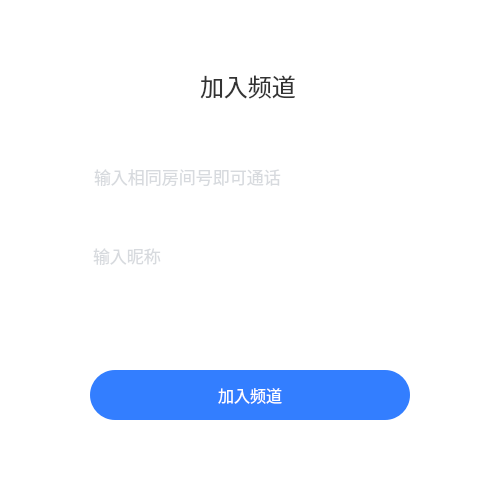
Qt form PC/nertcsample-multipersoncall-QT/view/NEJoinWidget.ui (netease-kit/NEGroupCall) before a commit.
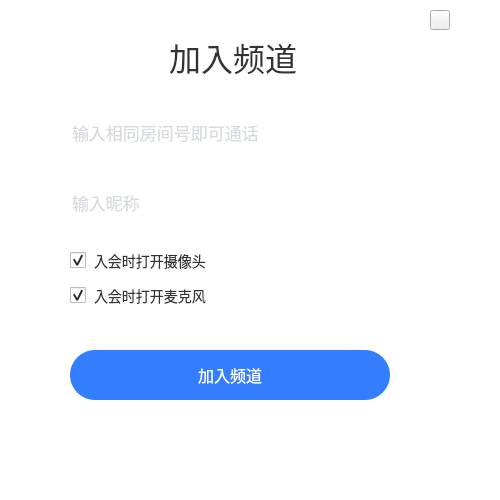
The same form after that commit. Icons and pictures are not drawn. Custom widgets are drawn as their Qt base class.

The edit to the form file:
```diff
--- a/PC/nertcsample-multipersoncall-QT/view/NEJoinWidget.ui
+++ b/PC/nertcsample-multipersoncall-QT/view/NEJoinWidget.ui
@@ -10,6 +10,12 @@
     <height>500</height>
    </rect>
   </property>
+  <property name="sizePolicy">
+   <sizepolicy hsizetype="Fixed" vsizetype="Fixed">
+    <horstretch>0</horstretch>
+    <verstretch>0</verstretch>
+   </sizepolicy>
+  </property>
   <property name="minimumSize">
    <size>
     <width>500</width>
@@ -26,6 +32,18 @@
    <string>NEJoinWidget</string>
   </property>
   <widget class="QWidget" name="centralwidget">
+   <property name="minimumSize">
+    <size>
+     <width>500</width>
+     <height>0</height>
+    </size>
+   </property>
+   <property name="maximumSize">
+    <size>
+     <width>500</width>
+     <height>16777215</height>
+    </size>
+   </property>
    <property name="styleSheet">
     <string notr="true">QWidget#centralwidget{
 	background-color: rgb(255, 255, 255);
@@ -34,8 +52,8 @@
    <widget class="QPushButton" name="joinChannel">
     <property name="geometry">
      <rect>
-      <x>90</x>
-      <y>370</y>
+      <x>70</x>
+      <y>350</y>
       <width>320</width>
       <height>50</height>
      </rect>
@@ -58,7 +76,6 @@
     <property name="styleSheet">
      <string notr="true">background-color: rgb(51, 126, 255);
 border-radius: 25px;
-font-family: PingFangSC-Regular;
 font-size: 16px;
 color: #FFFFFF;</string>
     </property>
@@ -66,29 +83,11 @@
      <string>加入频道</string>
     </property>
    </widget>
-   <widget class="QLabel" name="lblJoinChanel">
-    <property name="geometry">
-     <rect>
-      <x>200</x>
-      <y>60</y>
-      <width>101</width>
-      <height>51</height>
-     </rect>
-    </property>
-    <property name="styleSheet">
-     <string notr="true">font-family: PingFangSC-Medium;
-font-size: 24px;
-color: #333333;</string>
-    </property>
-    <property name="text">
-     <string>加入频道</string>
-    </property>
-   </widget>
    <widget class="MClearLineEdit" name="leRoomID">
     <property name="geometry">
      <rect>
-      <x>92</x>
-      <y>154</y>
+      <x>70</x>
+      <y>110</y>
       <width>320</width>
       <height>44</height>
      </rect>
@@ -110,7 +109,7 @@
     </property>
     <property name="styleSheet">
      <string notr="true">QLineEdit{
-font-family: PingFangSC-Regular;
+
 font-size: 17px;
 color: #B0B6BE;
 border-width: 0px;
@@ -127,8 +126,8 @@
    <widget class="MClearLineEdit" name="leNickname">
     <property name="geometry">
      <rect>
-      <x>91</x>
-      <y>233</y>
+      <x>70</x>
+      <y>180</y>
       <width>320</width>
       <height>44</height>
      </rect>
@@ -146,10 +145,11 @@
      </size>
     </property>
     <property name="styleSheet">
-     <string notr="true">font-family: PingFangSC-Regular;
+     <string notr="true">
 font-size: 17px;
 color: #B0B6BE;
-border: 0px;</string>
+border: 0px;
+outline: none;</string>
     </property>
     <property name="frame">
      <bool>false</bool>
@@ -158,6 +158,155 @@
      <string>输入昵称</string>
     </property>
    </widget>
+   <widget class="QCheckBox" name="cbOpenCamera">
+    <property name="geometry">
+     <rect>
+      <x>70</x>
+      <y>250</y>
+      <width>181</width>
+      <height>21</height>
+     </rect>
+    </property>
+    <property name="styleSheet">
+     <string notr="true">QCheckBox{
+	font-size: 14px;
+	color: #333333;
+	spacing: 8px;
+}
+
+QCheckBox::indicator {
+    min-width:16px;
+    min-height:16px;
+    max-width:16px;
+    max-height:16px;
+}
+
+QCheckBox::indicator:unchecked
+{
+	border-image: url(:/image/normal.png);
+}
+
+QCheckBox::indicator:checked
+{
+   
+	border-image: url(:/image/check.png);
+}</string>
+    </property>
+    <property name="text">
+     <string>入会时打开摄像头</string>
+    </property>
+    <property name="checked">
+     <bool>true</bool>
+    </property>
+   </widget>
+   <widget class="QCheckBox" name="cbOpenMic">
+    <property name="geometry">
+     <rect>
+      <x>70</x>
+      <y>280</y>
+      <width>161</width>
+      <height>31</height>
+     </rect>
+    </property>
+    <property name="styleSheet">
+     <string notr="true">QCheckBox{
+	font-size: 14px;
+	color: #333333;
+	spacing: 8px;
+}
+
+QCheckBox::indicator {
+    min-width:16px;
+    min-height:16px;
+    max-width:16px;
+    max-height:16px;
+}
+
+QCheckBox::indicator:unchecked
+{
+	border-image: url(:/image/normal.png);
+}
+
+QCheckBox::indicator:checked
+{
+   
+	border-image: url(:/image/check.png);
+}</string>
+    </property>
+    <property name="text">
+     <string>入会时打开麦克风</string>
+    </property>
+    <property name="checked">
+     <bool>true</bool>
+    </property>
+   </widget>
+   <widget class="QPushButton" name="btnSetting">
+    <property name="geometry">
+     <rect>
+      <x>430</x>
+      <y>10</y>
+      <width>20</width>
+      <height>20</height>
+     </rect>
+    </property>
+    <property name="minimumSize">
+     <size>
+      <width>20</width>
+      <height>20</height>
+     </size>
+    </property>
+    <property name="maximumSize">
+     <size>
+      <width>20</width>
+      <height>20</height>
+     </size>
+    </property>
+    <property name="cursor">
+     <cursorShape>PointingHandCursor</cursorShape>
+    </property>
+    <property name="styleSheet">
+     <string notr="true">border-image: url(:/image/setting.png);</string>
+    </property>
+    <property name="text">
+     <string/>
+    </property>
+   </widget>
+   <widget class="QFrame" name="frame">
+    <property name="geometry">
+     <rect>
+      <x>160</x>
+      <y>30</y>
+      <width>148</width>
+      <height>53</height>
+     </rect>
+    </property>
+    <property name="frameShape">
+     <enum>QFrame::NoFrame</enum>
+    </property>
+    <property name="frameShadow">
+     <enum>QFrame::Raised</enum>
+    </property>
+    <layout class="QHBoxLayout" name="horizontalLayout">
+     <item>
+      <widget class="QLabel" name="lblJoinChanel">
+       <property name="font">
+        <font>
+         <family>.AppleSystemUIFont</family>
+         <pointsize>24</pointsize>
+        </font>
+       </property>
+       <property name="styleSheet">
+        <string notr="true">f
+font-size: 24px;
+color: #333333;</string>
+       </property>
+       <property name="text">
+        <string>加入频道</string>
+       </property>
+      </widget>
+     </item>
+    </layout>
+   </widget>
   </widget>
  </widget>
  <customwidgets>
```
